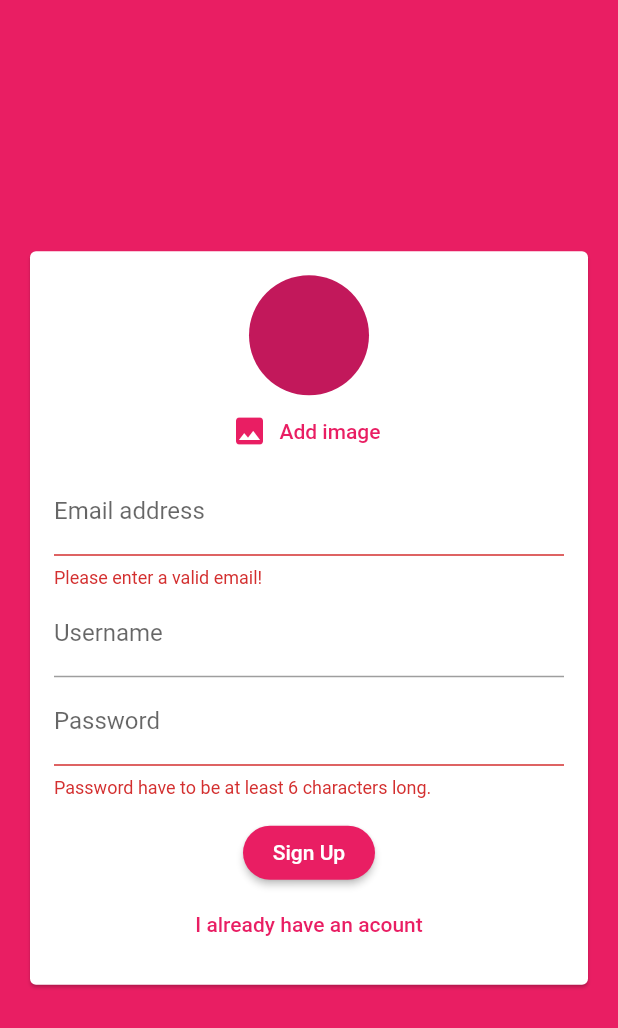
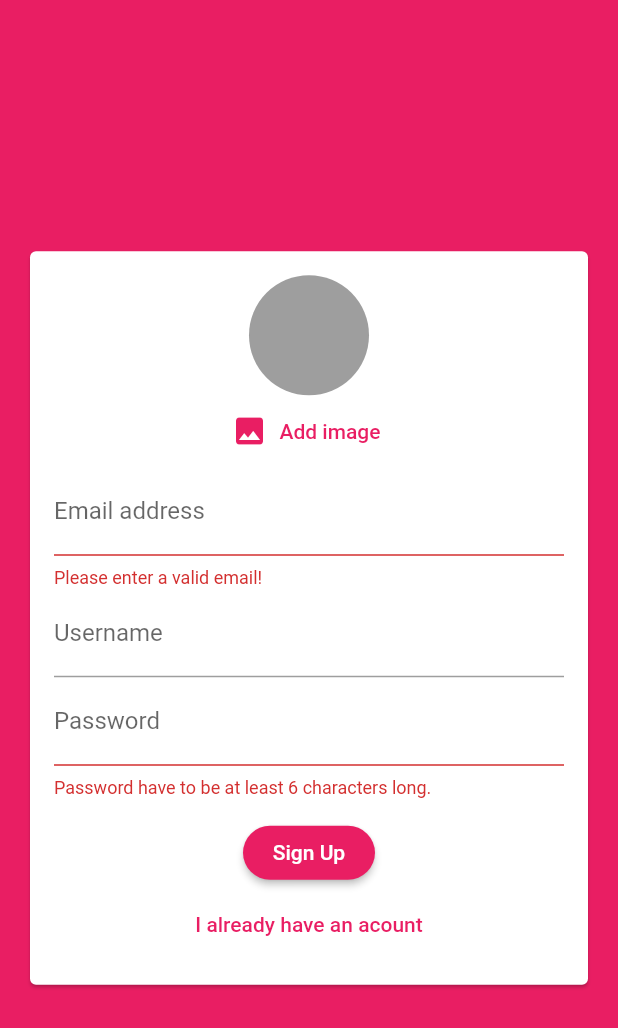
Before and after one commit to MinhHieu2804/flutter_chat_app, a Flutter app: the screen it shows after launch, after a tap on "Login", after a tap on "Create new account", after a tap on "Add image", on a phone screen of 412 x 824 dp. Shown: the top 1028 px of the screen. Run offline on Flutter 3.47's test engine with Material 2 defaults, Android fonts, the phone set to English and light mode, and no system bars; our stand-ins replace cloud_firestore, firebase_auth, image_picker; accounts and stored records are empty; statements that could not run were skipped.

Commit message:
imagePicker

```diff
--- a/lib/widgets/auth/auth_form.dart
+++ b/lib/widgets/auth/auth_form.dart
@@ -1,4 +1,5 @@
 import 'package:flutter/material.dart';
+import 'package:flutter_chat_app/widgets/picker/user_image_picker.dart';
 
 class AuthForm extends StatefulWidget {
   AuthForm(this.submitFn, this.isLoading);
@@ -41,19 +42,7 @@ class _AuthFormState extends State<AuthForm> {
               child: Column(
                 mainAxisSize: MainAxisSize.min,
                 children: [
-                  CircleAvatar(
-                    radius: 40,
-                  ),
-                  FlatButton.icon(
-                      onPressed: () {},
-                      icon: Icon(
-                        Icons.image,
-                        color: Theme.of(context).primaryColor,
-                      ),
-                      label: Text(
-                        'Add image',
-                        style: TextStyle(color: Theme.of(context).primaryColor),
-                      )),
+                  if (!_isLogin) UserImagePicker(),
                   TextFormField(
                     key: ValueKey('email'),
                     validator: (value) {
--- /dev/null
+++ b/lib/widgets/picker/user_image_picker.dart
@@ -0,0 +1,47 @@
+import 'dart:io';
+
+import 'package:flutter/material.dart';
+import 'package:image_picker/image_picker.dart';
+
+class UserImagePicker extends StatefulWidget {
+  const UserImagePicker({Key? key}) : super(key: key);
+
+  @override
+  State<UserImagePicker> createState() => _UserImagePickerState();
+}
+
+class _UserImagePickerState extends State<UserImagePicker> {
+  File? _pickedImage;
+
+  void _pickImage() async {
+    final picker = ImagePicker.platform;
+    final pickedImage = await picker.pickImage(source: ImageSource.camera);
+    setState(() {
+      _pickedImage = File((pickedImage as PickedFile).path);
+    });
+  }
+
+  @override
+  Widget build(BuildContext context) {
+    return Column(
+      children: [
+        CircleAvatar(
+          radius: 40,
+          backgroundColor: Colors.grey,
+          backgroundImage:
+              _pickedImage != null ? FileImage(_pickedImage!) : null,
+        ),
+        FlatButton.icon(
+            onPressed: _pickImage,
+            icon: Icon(
+              Icons.image,
+              color: Theme.of(context).primaryColor,
+            ),
+            label: Text(
+              'Add image',
+              style: TextStyle(color: Theme.of(context).primaryColor),
+            )),
+      ],
+    );
+  }
+}
--- a/pubspec.yaml
+++ b/pubspec.yaml
@@ -35,6 +35,7 @@ dependencies:
   cupertino_icons: ^1.0.2
   cloud_firestore: ^0.13.5
   firebase_auth: ^0.16.0
+  image_picker: ^0.6.5+3
 
 dev_dependencies:
   flutter_test:
```
Also changed, not shown: pubspec.lock, 1 other file.
